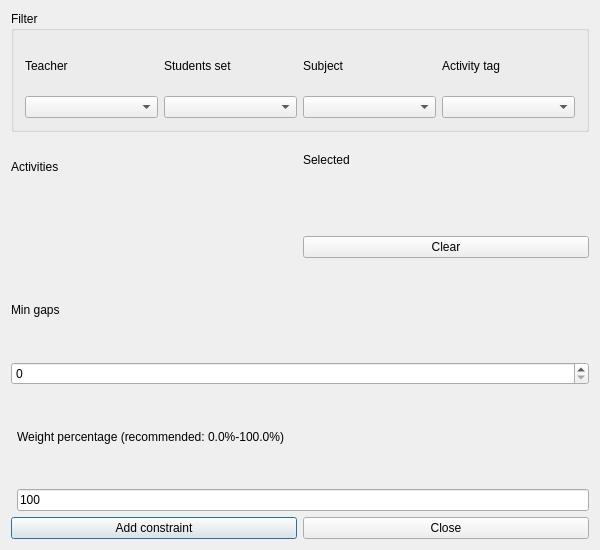
Old version of the form src/interface/addconstraintmingapsbetweenactivitiesform_template.ui in the repository janLo/FET.
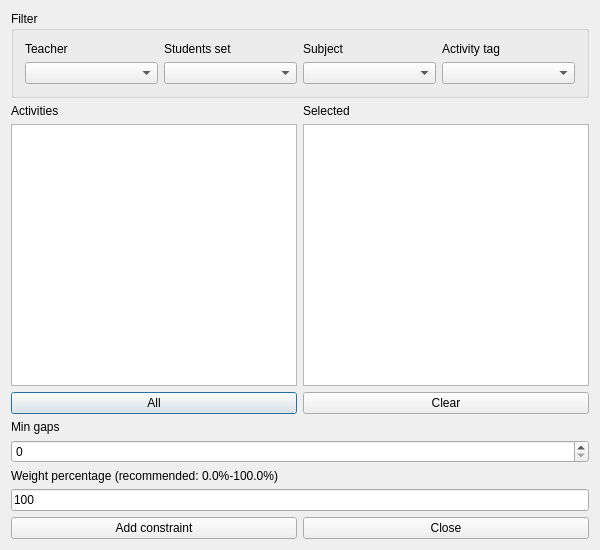
New version of the form. Custom widgets are drawn as their Qt base class.

What changed in the file:
```diff
--- a/src/interface/addconstraintmingapsbetweenactivitiesform_template.ui
+++ b/src/interface/addconstraintmingapsbetweenactivitiesform_template.ui
@@ -13,99 +13,23 @@
   <property name="windowTitle">
    <string extracomment="This is the title of the dialog to add a new constraint of this type">Add min gaps between activities</string>
   </property>
-  <layout class="QGridLayout">
-   <item row="4" column="0" colspan="2">
-    <layout class="QHBoxLayout">
-     <item>
-      <widget class="QPushButton" name="addConstraintPushButton">
-       <property name="text">
-        <string>Add constraint</string>
-       </property>
-      </widget>
-     </item>
-     <item>
-      <widget class="QPushButton" name="closePushButton">
-       <property name="text">
-        <string>Close</string>
-       </property>
-      </widget>
-     </item>
-    </layout>
-   </item>
-   <item row="3" column="1">
-    <layout class="QVBoxLayout">
-     <item>
-      <widget class="QLabel" name="weightTextLabel">
-       <property name="frameShape">
-        <enum>QFrame::NoFrame</enum>
-       </property>
-       <property name="frameShadow">
-        <enum>QFrame::Plain</enum>
-       </property>
-       <property name="text">
-        <string>Weight percentage (recommended: 0.0%-100.0%)</string>
-       </property>
-       <property name="wordWrap">
-        <bool>false</bool>
-       </property>
-      </widget>
-     </item>
-     <item>
-      <widget class="QLineEdit" name="weightLineEdit">
-       <property name="text">
-        <string>100</string>
-       </property>
-      </widget>
-     </item>
-    </layout>
-   </item>
-   <item row="2" column="0" colspan="2">
-    <layout class="QGridLayout">
-     <item row="1" column="0">
-      <widget class="QSpinBox" name="minGapsSpinBox"/>
-     </item>
+  <layout class="QGridLayout" name="gridLayout_2">
      <item row="0" column="0">
-      <widget class="QLabel" name="minGapsTextLabel">
-       <property name="frameShape">
-        <enum>QFrame::NoFrame</enum>
-       </property>
-       <property name="frameShadow">
-        <enum>QFrame::Plain</enum>
-       </property>
-       <property name="text">
-        <string comment="(Min gaps between a set of activities)">Min gaps</string>
-       </property>
-       <property name="wordWrap">
-        <bool>false</bool>
-       </property>
-      </widget>
-     </item>
-    </layout>
-   </item>
-   <item row="0" column="0" colspan="2">
-    <widget class="Q3GroupBox" name="groupBox3">
+    <widget class="QGroupBox" name="filterGroupBox">
      <property name="title">
       <string>Filter</string>
      </property>
-     <layout class="QGridLayout">
+     <layout class="QGridLayout" name="gridLayout">
       <item row="0" column="0">
-       <layout class="QGridLayout">
-        <item row="0" column="3">
-         <widget class="QLabel" name="activityTagsTextLabel">
+       <widget class="QLabel" name="teachersTextLabel">
           <property name="text">
-           <string>Activity tag</string>
+         <string>Teacher</string>
           </property>
           <property name="wordWrap">
            <bool>false</bool>
           </property>
          </widget>
         </item>
-        <item row="1" column="1">
-         <widget class="QComboBox" name="studentsComboBox"/>
-        </item>
-        <item row="1" column="3">
-         <widget class="QComboBox" name="activityTagsComboBox"/>
-        </item>
         <item row="0" column="1">
          <widget class="QLabel" name="studentsTextLabel">
           <property name="text">
@@ -116,9 +40,6 @@
           </property>
          </widget>
         </item>
-        <item row="1" column="2">
-         <widget class="QComboBox" name="subjectsComboBox"/>
-        </item>
         <item row="0" column="2">
          <widget class="QLabel" name="subjectsTextLabel">
           <property name="text">
@@ -129,28 +50,35 @@
           </property>
          </widget>
         </item>
+      <item row="0" column="3">
+       <widget class="QLabel" name="activityTagsTextLabel">
+        <property name="text">
+         <string>Activity tag</string>
+        </property>
+        <property name="wordWrap">
+         <bool>false</bool>
+        </property>
+       </widget>
+      </item>
         <item row="1" column="0">
          <widget class="QComboBox" name="teachersComboBox"/>
         </item>
-        <item row="0" column="0">
-         <widget class="QLabel" name="teachersTextLabel">
-          <property name="text">
-           <string>Teacher</string>
-          </property>
-          <property name="wordWrap">
-           <bool>false</bool>
-          </property>
-         </widget>
-        </item>
-       </layout>
+      <item row="1" column="1">
+       <widget class="QComboBox" name="studentsComboBox"/>
+      </item>
+      <item row="1" column="2">
+       <widget class="QComboBox" name="subjectsComboBox"/>
       </item>
+      <item row="1" column="3">
+       <widget class="QComboBox" name="activityTagsComboBox"/>
+      </item>
      </layout>
     </widget>
    </item>
-   <item row="1" column="0" colspan="2">
-    <layout class="QHBoxLayout">
+   <item row="1" column="0">
+    <layout class="QHBoxLayout" name="horizontalLayout">
      <item>
-      <layout class="QVBoxLayout">
+      <layout class="QVBoxLayout" name="verticalLayout_2">
        <item>
         <widget class="QLabel" name="activitiesTextLabel">
          <property name="frameShape">
@@ -168,18 +96,19 @@
         </widget>
        </item>
        <item>
-        <widget class="Q3ListBox" name="activitiesListBox">
+        <widget class="QListWidget" name="activitiesListWidget"/>
+       </item>
          <item>
+        <widget class="QPushButton" name="addAllActivitiesPushButton">
           <property name="text">
-           <string>New Item</string>
-          </property>
-         </item>
+          <string comment="Text on a button. It refers to adding all activities from the list above this button into the current constraint">All</string>
+         </property>
         </widget>
        </item>
       </layout>
      </item>
      <item>
-      <layout class="QVBoxLayout">
+      <layout class="QVBoxLayout" name="verticalLayout">
        <item>
         <widget class="QLabel" name="selectedActivitiesTextLabel">
          <property name="frameShape">
@@ -197,16 +126,10 @@
         </widget>
        </item>
        <item>
-        <widget class="Q3ListBox" name="selectedActivitiesListBox">
-         <item>
-          <property name="text">
-           <string>New Item</string>
-          </property>
-         </item>
-        </widget>
-       </item>
+        <widget class="QListWidget" name="selectedActivitiesListWidget"/>
+       </item>
        <item>
-        <widget class="QPushButton" name="pushButton6">
+        <widget class="QPushButton" name="clearPushButton">
          <property name="text">
           <string>Clear</string>
          </property>
@@ -216,41 +139,77 @@
      </item>
     </layout>
    </item>
+   <item row="2" column="0">
+    <layout class="QGridLayout">
+     <item row="1" column="0">
+      <widget class="QSpinBox" name="minGapsSpinBox"/>
+     </item>
+     <item row="0" column="0">
+      <widget class="QLabel" name="minGapsTextLabel">
+       <property name="frameShape">
+        <enum>QFrame::NoFrame</enum>
+       </property>
+       <property name="frameShadow">
+        <enum>QFrame::Plain</enum>
+       </property>
+       <property name="text">
+        <string comment="(Min gaps between a set of activities)">Min gaps</string>
+       </property>
+       <property name="wordWrap">
+        <bool>false</bool>
+       </property>
+      </widget>
+     </item>
+    </layout>
+   </item>
+   <item row="3" column="0">
+    <layout class="QVBoxLayout">
+     <item>
+      <widget class="QLabel" name="weightTextLabel">
+       <property name="frameShape">
+        <enum>QFrame::NoFrame</enum>
+       </property>
+       <property name="frameShadow">
+        <enum>QFrame::Plain</enum>
+       </property>
+       <property name="text">
+        <string>Weight percentage (recommended: 0.0%-100.0%)</string>
+       </property>
+       <property name="wordWrap">
+        <bool>false</bool>
+       </property>
+      </widget>
+     </item>
+     <item>
+      <widget class="QLineEdit" name="weightLineEdit">
+       <property name="text">
+        <string notr="true">100</string>
+       </property>
+      </widget>
+     </item>
+    </layout>
+   </item>
+   <item row="4" column="0">
+    <layout class="QHBoxLayout">
+     <item>
+      <widget class="QPushButton" name="addConstraintPushButton">
+       <property name="text">
+        <string>Add constraint</string>
+       </property>
+      </widget>
+     </item>
+     <item>
+      <widget class="QPushButton" name="closePushButton">
+       <property name="text">
+        <string>Close</string>
+       </property>
+      </widget>
+     </item>
+    </layout>
+   </item>
   </layout>
  </widget>
  <layoutdefault spacing="6" margin="11"/>
- <customwidgets>
-  <customwidget>
-   <class>Q3GroupBox</class>
-   <extends>QGroupBox</extends>
-   <header>Qt3Support/Q3GroupBox</header>
-   <container>1</container>
-  </customwidget>
-  <customwidget>
-   <class>Q3Frame</class>
-   <extends>QFrame</extends>
-   <header>Qt3Support/Q3Frame</header>
-   <container>1</container>
-  </customwidget>
-  <customwidget>
-   <class>Q3ListBox</class>
-   <extends>Q3Frame</extends>
-   <header>q3listbox.h</header>
-  </customwidget>
- </customwidgets>
- <tabstops>
-  <tabstop>teachersComboBox</tabstop>
-  <tabstop>studentsComboBox</tabstop>
-  <tabstop>subjectsComboBox</tabstop>
-  <tabstop>activityTagsComboBox</tabstop>
-  <tabstop>activitiesListBox</tabstop>
-  <tabstop>selectedActivitiesListBox</tabstop>
-  <tabstop>minGapsSpinBox</tabstop>
-  <tabstop>weightLineEdit</tabstop>
-  <tabstop>addConstraintPushButton</tabstop>
-  <tabstop>closePushButton</tabstop>
-  <tabstop>pushButton6</tabstop>
- </tabstops>
  <resources/>
  <connections/>
 </ui>
```
Lines whose indentation alone changed are shown as unchanged.
